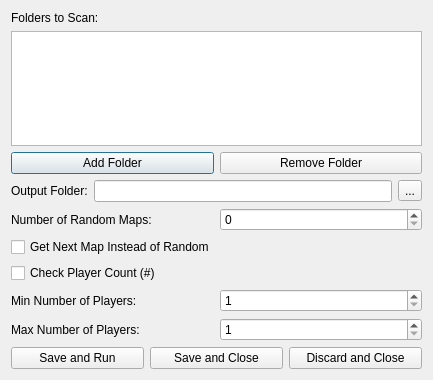
Above: RMS-Config/Main_Window.ui from Coolcord/StarCraft_RMS before the change. Below: the same form after it.
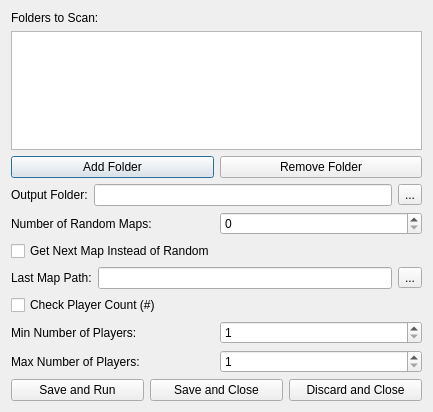
That is the form after the change. Icons and pictures are not drawn.

Commit message: Last map path can now be set in the config window

Patch:
```diff
--- a/RMS-Config/Main_Window.ui
+++ b/RMS-Config/Main_Window.ui
@@ -7,7 +7,7 @@
     <x>0</x>
     <y>0</y>
     <width>433</width>
-    <height>380</height>
+    <height>412</height>
    </rect>
   </property>
   <property name="windowTitle">
@@ -112,6 +112,27 @@
      </property>
     </widget>
    </item>
+   <item>
+    <layout class="QHBoxLayout" name="layoutLastMapPath">
+     <item>
+      <widget class="QLabel" name="lblLastMapPath">
+       <property name="text">
+        <string>Last Map Path:</string>
+       </property>
+      </widget>
+     </item>
+     <item>
+      <widget class="QLineEdit" name="leLastMapPath"/>
+     </item>
+     <item>
+      <widget class="QToolButton" name="btnLastMapPath">
+       <property name="text">
+        <string>...</string>
+       </property>
+      </widget>
+     </item>
+    </layout>
+   </item>
    <item>
     <widget class="QCheckBox" name="cbCheckPlayerCount">
      <property name="text">
```
The commit also changes 3 other files.
